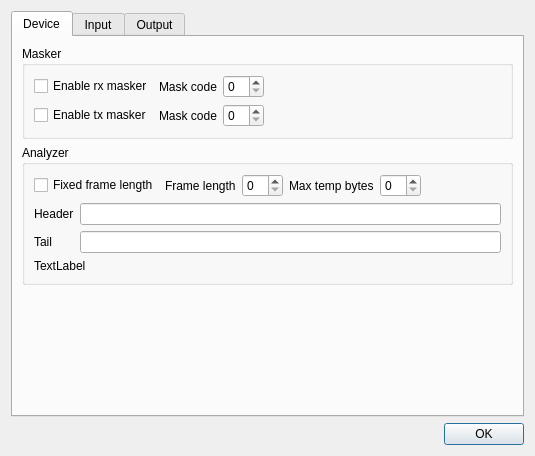
The window that src/toolboxui/base/SAKToolBoxUiParameters.ui (x-tools-author/x-tools) describes before a commit, drawn with Qt 5.
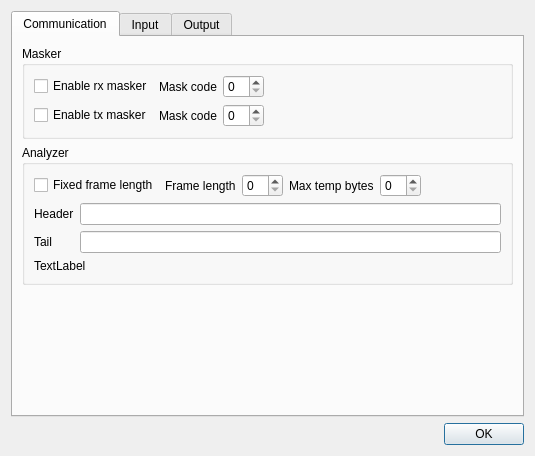
The same window after the commit. The open tabs and pages were chosen to show the change.

Commit message: chore: update files of project

What changed in the file:
```diff
--- a/src/toolboxui/base/SAKToolBoxUiParameters.ui
+++ b/src/toolboxui/base/SAKToolBoxUiParameters.ui
@@ -28,7 +28,7 @@
      </property>
      <widget class="QWidget" name="tab">
       <attribute name="title">
-       <string>Device</string>
+       <string>Communication</string>
       </attribute>
       <layout class="QVBoxLayout" name="verticalLayout">
        <item>
```
Left out of the diff: 2 changed lines with no effect on the pictures.
